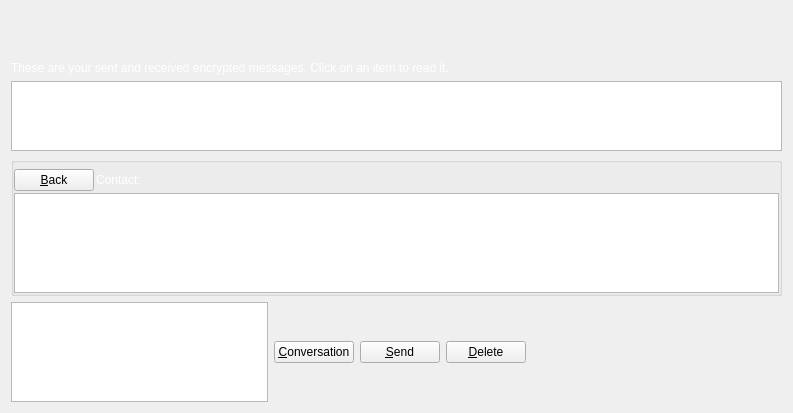
Qt form src/qt/forms/messagepage.ui (OpalCoin/OpalCoin) before a commit.
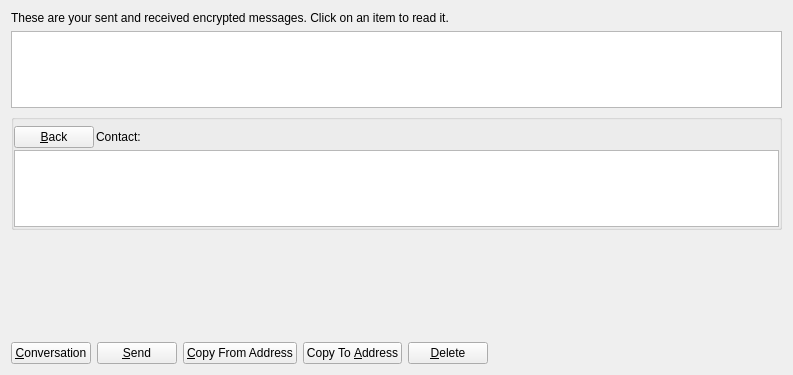
The same form after that commit. Icons and pictures are not drawn. Custom widgets are drawn as their Qt base class.

```diff
--- a/src/qt/forms/messagepage.ui
+++ b/src/qt/forms/messagepage.ui
@@ -7,7 +7,7 @@
     <x>0</x>
     <y>0</y>
     <width>793</width>
-    <height>413</height>
+    <height>375</height>
    </rect>
   </property>
   <property name="windowTitle">
@@ -15,26 +15,7 @@
   </property>
   <layout class="QVBoxLayout" name="verticalLayout_2">
    <item>
-    <spacer name="verticalSpacer">
-     <property name="orientation">
-      <enum>Qt::Vertical</enum>
-     </property>
-     <property name="sizeType">
-      <enum>QSizePolicy::Minimum</enum>
-     </property>
-     <property name="sizeHint" stdset="0">
-      <size>
-       <width>20</width>
-       <height>50</height>
-      </size>
-     </property>
-    </spacer>
-   </item>
-   <item alignment="Qt::AlignVCenter">
     <widget class="QLabel" name="labelExplanation">
-     <property name="styleSheet">
-      <string notr="true">color:#fff;</string>
-     </property>
      <property name="text">
       <string>These are your sent and received encrypted messages. Click on an item to read it.</string>
      </property>
@@ -112,9 +93,6 @@
           </item>
           <item>
            <widget class="QLabel" name="labelContact">
-            <property name="styleSheet">
-             <string notr="true">color:#fff</string>
-            </property>
             <property name="text">
              <string>Contact:</string>
             </property>
@@ -151,18 +129,18 @@
        </layout>
       </widget>
      </item>
+     <item>
+      <widget class="MRichTextEdit" name="messageEdit" native="true">
+       <property name="minimumSize">
+        <size>
+         <width>0</width>
+         <height>100</height>
+        </size>
+       </property>
+      </widget>
+     </item>
      <item>
       <layout class="QHBoxLayout" name="horizontalLayout">
-       <item>
-        <widget class="QTextEdit" name="messageEdit">
-         <property name="minimumSize">
-          <size>
-           <width>30</width>
-           <height>0</height>
-          </size>
-         </property>
-        </widget>
-       </item>
        <item>
         <widget class="QPushButton" name="newButton">
          <property name="text">
@@ -188,6 +166,34 @@
          </property>
         </widget>
        </item>
+       <item>
+        <widget class="QPushButton" name="copyFromAddressButton">
+         <property name="toolTip">
+          <string>Copy the currently selected address to the system clipboard</string>
+         </property>
+         <property name="text">
+          <string>&amp;Copy From Address</string>
+         </property>
+         <property name="icon">
+          <iconset resource="../bitcoin.qrc">
+           <normaloff>:/icons/editcopy</normaloff>:/icons/editcopy</iconset>
+         </property>
+        </widget>
+       </item>
+       <item>
+        <widget class="QPushButton" name="copyToAddressButton">
+         <property name="toolTip">
+          <string>Copy the currently selected address to the system clipboard</string>
+         </property>
+         <property name="text">
+          <string>Copy To &amp;Address</string>
+         </property>
+         <property name="icon">
+          <iconset resource="../bitcoin.qrc">
+           <normaloff>:/icons/editcopy</normaloff>:/icons/editcopy</iconset>
+         </property>
+        </widget>
+       </item>
        <item>
         <widget class="QPushButton" name="deleteButton">
          <property name="toolTip">
@@ -221,6 +227,14 @@
    </item>
   </layout>
  </widget>
+ <customwidgets>
+  <customwidget>
+   <class>MRichTextEdit</class>
+   <extends>QWidget</extends>
+   <header>mrichtextedit.h</header>
+   <container>1</container>
+  </customwidget>
+ </customwidgets>
  <resources>
   <include location="../bitcoin.qrc"/>
  </resources>
```
Left out of the diff: 2 changed lines with no effect on the pictures.
